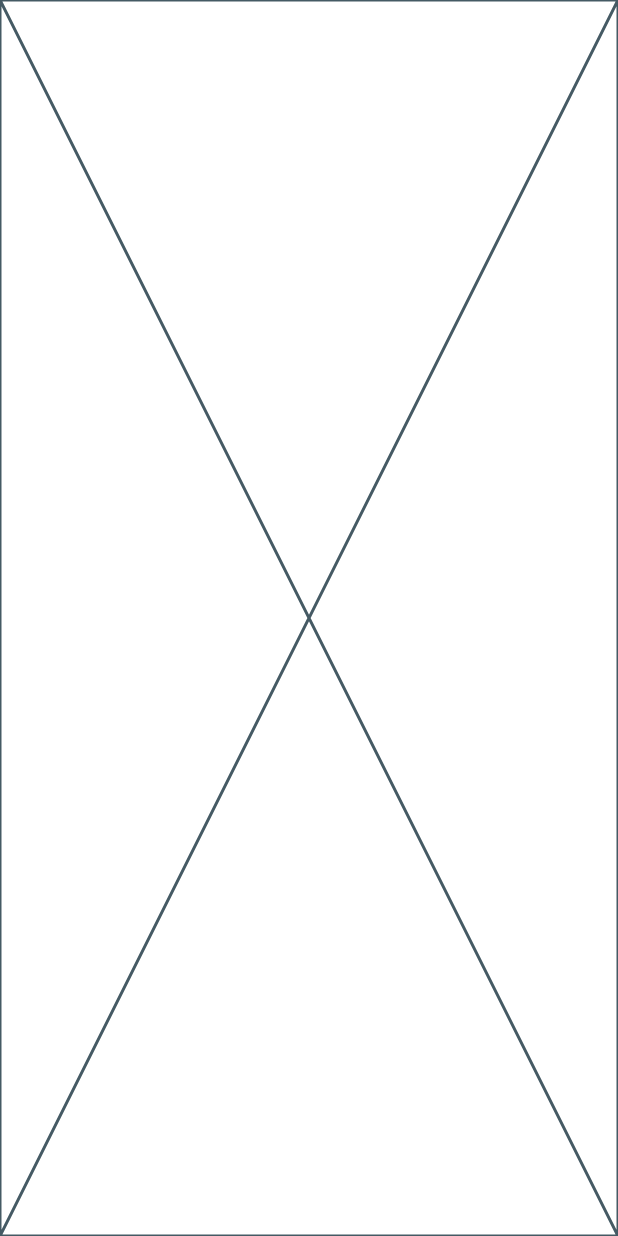
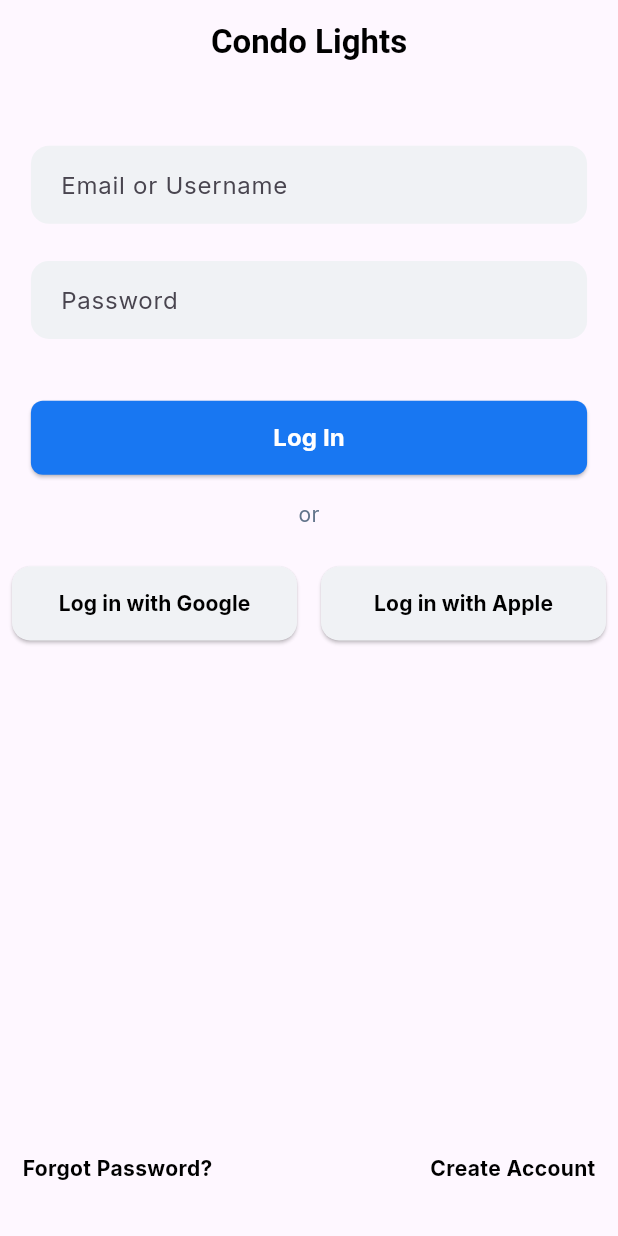
Before and after one commit to FLUXY01/conde-lights, a Flutter app: the screen it shows after launch, on a phone screen of 412 x 824 dp. Run offline on Flutter 3.47's test engine with Material 3 defaults, Android fonts, the phone set to English and light mode, and no system bars; our stand-ins replace dio, get.

Commit message:
chore: created the login and sign up page

```diff
--- /dev/null
+++ b/lib/feature/login/controller/login_controller.dart
@@ -0,0 +1,14 @@
+import 'package:flutter/material.dart';
+import 'package:get/get.dart';
+
+class LoginController extends GetxController {
+  final emailController = TextEditingController();
+  final passwordController = TextEditingController();
+
+  @override
+  void onClose() {
+    emailController.dispose();
+    passwordController.dispose();
+    super.onClose();
+  }
+}
--- /dev/null
+++ b/lib/feature/login/screen/login_screen.dart
@@ -0,0 +1,162 @@
+import 'package:flutter/material.dart';
+import 'package:get/get.dart';
+import 'package:zcorp_app_project/feature/login/controller/login_controller.dart';
+import 'package:zcorp_app_project/feature/login/widget/custom_textfield.dart';
+import 'package:zcorp_app_project/feature/signup/screen/signup_page.dart';
+
+import '../widget/social_button.dart';
+
+class LoginScreen extends StatefulWidget {
+  const LoginScreen({super.key});
+
+  @override
+  State<LoginScreen> createState() => _LoginScreenState();
+}
+
+class _LoginScreenState extends State<LoginScreen> {
+  final _formKey = GlobalKey<FormState>();
+  final loginController = Get.put(LoginController());
+
+  @override
+  Widget build(BuildContext context) {
+    final screenWidth = MediaQuery.of(context).size.width;
+    final screenHeight = MediaQuery.of(context).size.height;
+
+    return Scaffold(
+      appBar: AppBar(
+        title: Center(
+          child: Text(
+            "Condo Lights",
+            style: TextStyle(
+              color: Colors.black,
+              fontSize: 22,
+              fontWeight: FontWeight.w700,
+            ),
+          ),
+        ),
+      ),
+      body: Column(
+        mainAxisAlignment: MainAxisAlignment.spaceBetween,
+        children: [
+          Form(
+            key: _formKey,
+            child: Column(
+              children: [
+                SizedBox(height: screenHeight * 0.05),
+                CustomTextField(
+                  hintText: "Email or Username",
+                  controller: loginController.emailController,
+                ),
+                SizedBox(height: screenHeight * 0.03),
+                CustomTextField(
+                  hintText: "Password",
+                  controller: loginController.passwordController,
+                ),
+                SizedBox(height: screenHeight * 0.05),
+                SizedBox(
+                  width: screenWidth * 0.9,
+                  height: screenHeight * 0.06,
+                  child: ElevatedButton(
+                    onPressed: () {
+                      if (_formKey.currentState!.validate()) {
+                        print("Email: ${loginController.emailController.text}");
+                        print(
+                          "Password: ${loginController.passwordController.text}",
+                        );
+                      }
+                    },
+                    style: ElevatedButton.styleFrom(
+                      backgroundColor: const Color(0xFF1877F2),
+                      shape: RoundedRectangleBorder(
+                        borderRadius: BorderRadius.circular(8),
+                      ),
+                    ),
+                    child: const Text(
+                      'Log In',
+                      style: TextStyle(
+                        fontWeight: FontWeight.w700,
+                        fontSize: 16,
+                        color: Colors.white,
+                        fontFamily: 'Inter',
+                      ),
+                    ),
+                  ),
+                ),
+                SizedBox(height: screenHeight * 0.02),
+                const Text(
+                  "or",
+                  style: TextStyle(
+                    fontWeight: FontWeight.w400,
+                    fontSize: 14,
+                    color: Color(0xFF61738A),
+                    fontFamily: "Inter",
+                  ),
+                ),
+                SizedBox(height: screenHeight * 0.02),
+                Row(
+                  children: [
+                    Expanded(
+                      child: Padding(
+                        padding: const EdgeInsets.all(8.0),
+                        child: SocialButton(buttonText: "Log in with Google"),
+                      ),
+                    ),
+                    Expanded(
+                      child: Padding(
+                        padding: const EdgeInsets.all(8.0),
+                        child: SocialButton(buttonText: "Log in with Apple"),
+                      ),
+                    ),
+                  ],
+                ),
+              ],
+            ),
+          ),
+          Padding(
+            padding: const EdgeInsets.only(bottom: 20),
+            child: Row(
+              mainAxisAlignment: MainAxisAlignment.spaceBetween,
+              children: [
+                GestureDetector(
+                  onTap: () {
+                    // TODO: Navigate to Forgot Password Screen
+                    print("Forgot Password tapped");
+                  },
+                  child: Padding(
+                    padding: const EdgeInsets.all(15.0),
+                    child: Text(
+                      "Forgot Password?",
+                      style: TextStyle(
+                        color: Colors.black,
+                        fontWeight: FontWeight.w700,
+                        fontSize: 14,
+                        fontFamily: "Inter",
+                      ),
+                    ),
+                  ),
+                ),
+                GestureDetector(
+                  onTap: () {
+                    Get.to(SignupScreen());
+                  },
+                  child: Padding(
+                    padding: const EdgeInsets.all(15.0),
+                    child: Text(
+                      "Create Account",
+                      style: TextStyle(
+                        color: Colors.black,
+                        fontWeight: FontWeight.w700,
+                        fontSize: 14,
+                        fontFamily: "Inter",
+                      ),
+                    ),
+                  ),
+                ),
+              ],
+            ),
+          ),
+        ],
+      ),
+    );
+  }
+}
--- /dev/null
+++ b/lib/feature/login/widget/custom_textfield.dart
@@ -0,0 +1,48 @@
+import 'package:flutter/material.dart';
+
+class CustomTextField extends StatelessWidget {
+  final String hintText;
+  final TextEditingController controller;
+
+  const CustomTextField({
+    super.key,
+    required this.hintText,
+    required this.controller,
+  });
+
+  @override
+  Widget build(BuildContext context) {
+    final screenWidth = MediaQuery.of(context).size.width;
+
+    return Container(
+      width: screenWidth * 0.9,
+      child: TextFormField(
+        controller: controller,
+        validator: (value) {
+          if (value == null || value.trim().isEmpty) {
+            return 'This field is required';
+          }
+          return null;
+        },
+        decoration: InputDecoration(
+          hintText: hintText,
+          hintStyle: const TextStyle(
+            fontWeight: FontWeight.w400,
+            fontSize: 16,
+            fontFamily: 'Inter',
+          ),
+          fillColor: const Color(0xFFF0F2F5),
+          filled: true,
+          border: OutlineInputBorder(
+            borderRadius: BorderRadius.circular(12),
+            borderSide: BorderSide.none,
+          ),
+          contentPadding: const EdgeInsets.symmetric(
+            horizontal: 16,
+            vertical: 14,
+          ),
+        ),
+      ),
+    );
+  }
+}
--- /dev/null
+++ b/lib/feature/login/widget/social_button.dart
@@ -0,0 +1,40 @@
+import 'package:flutter/material.dart';
+
+class SocialButton extends StatelessWidget {
+  final String buttonText;
+  const SocialButton({super.key, required this.buttonText});
+
+  @override
+  Widget build(BuildContext context) {
+    final screenWidth = MediaQuery.of(context).size.width;
+    final screenHeight = MediaQuery.of(context).size.height;
+    return SizedBox(
+      width: screenWidth * 0.9,
+      height: screenHeight * 0.06,
+      child: ElevatedButton(
+        onPressed: () {
+          // Add your social login logic here
+          print("Social login button pressed");
+        },
+        style: ElevatedButton.styleFrom(
+          backgroundColor: Color(0xFFF0F2F5), // Light gray background
+          shape: RoundedRectangleBorder(
+            borderRadius: BorderRadius.circular(12),
+          ),
+        ),
+        child: FittedBox(
+          fit: BoxFit.scaleDown,
+          child: Text(
+            buttonText,
+            style: const TextStyle(
+              color: Colors.black,
+              fontSize: 14,
+              fontWeight: FontWeight.w700,
+              fontFamily: 'Inter',
+            ),
+          ),
+        ),
+      ),
+    );
+  }
+}
--- a/lib/login/screen/login_screen.dart
+++ /dev/null
@@ -1,15 +0,0 @@
-import 'package:flutter/material.dart';
-
-class LoginScreen extends StatefulWidget {
-  const LoginScreen({super.key});
-
-  @override
-  State<LoginScreen> createState() => _LoginScreenState();
-}
-
-class _LoginScreenState extends State<LoginScreen> {
-  @override
-  Widget build(BuildContext context) {
-    return const Placeholder();
-  }
-}
```
Also changed, not shown: lib/feature/light/controller/light_controller.dart (added, +23 -0 lines), lib/feature/light/screen/light_adjustment.dart (added, +26 -0 lines), lib/feature/signup/controller/signup_controller.dart (added, +17 -0 lines), lib/feature/signup/screen/signup_page.dart (added, +150 -0 lines), lib/main.dart (+6 -6 lines), lib/services/tuya_auth_service.dart (added, +59 -0 lines), pubspec.yaml (+9 -7 lines), fonts/Inter-VariableFont_opsz,wght.ttf (added), pubspec.lock.
